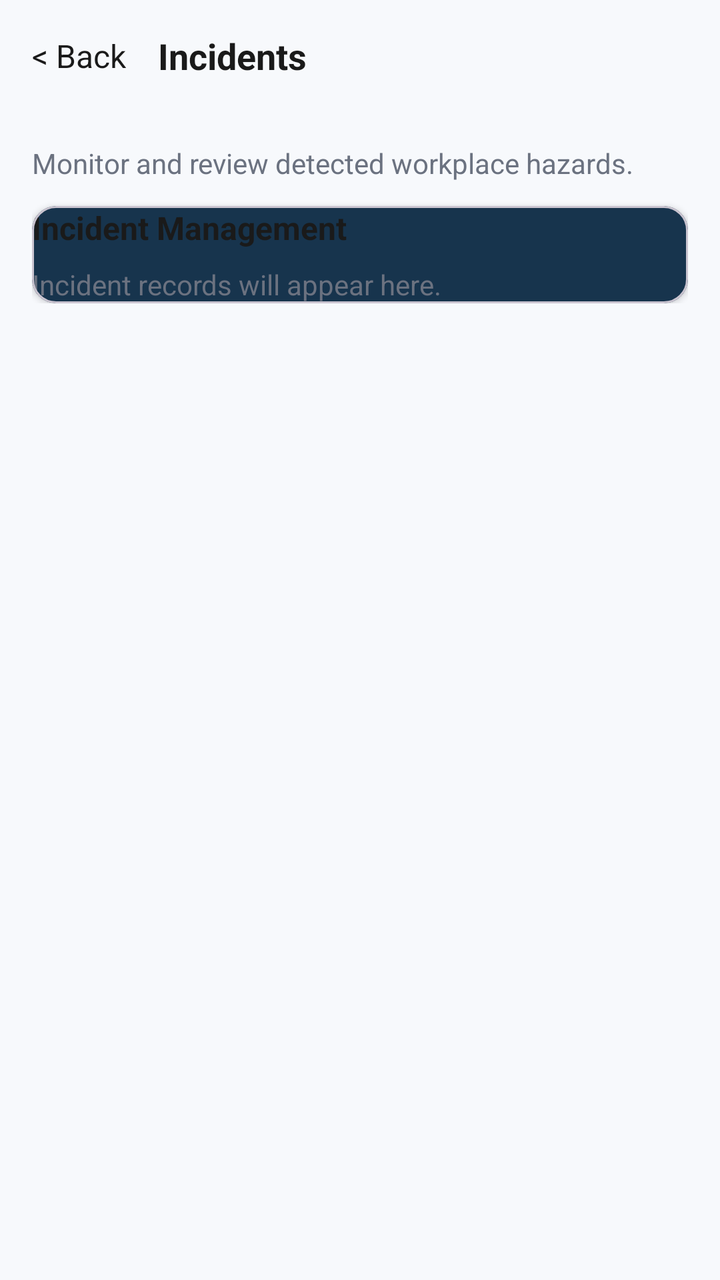
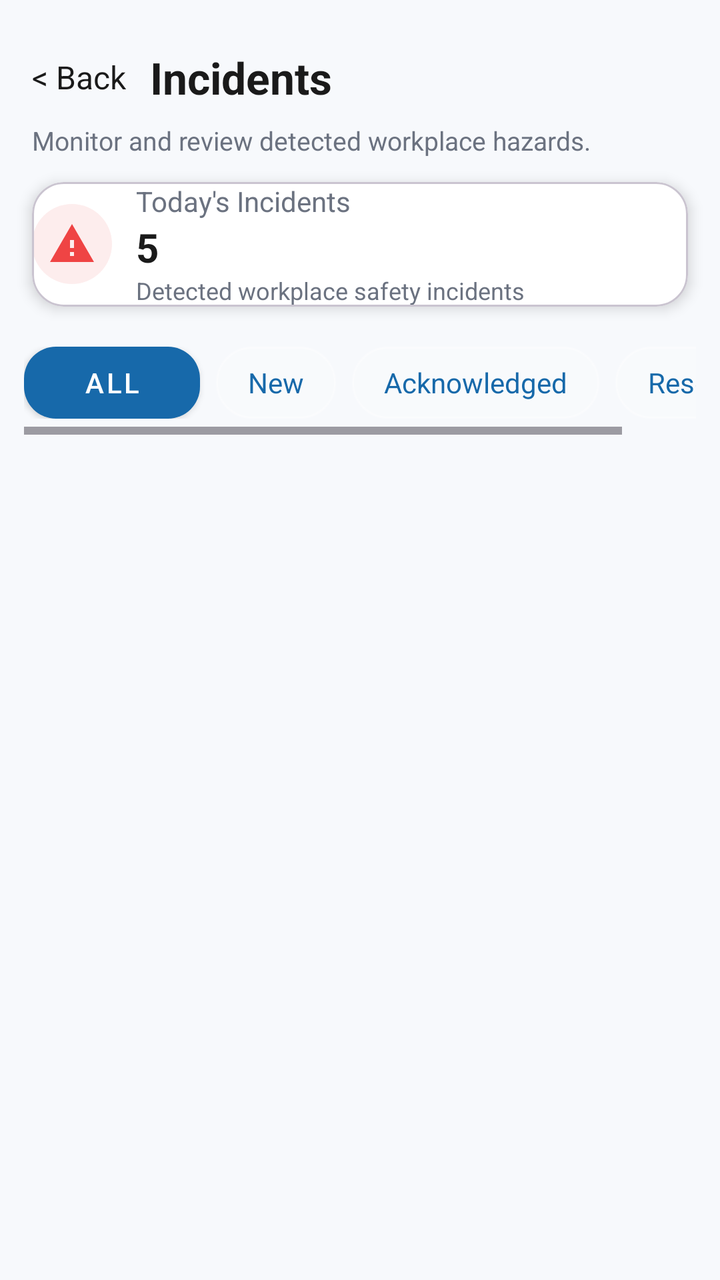

An Android layout rendered at two revisions. The XML below is the earlier revision; the diff shows what the commit changed to produce the second picture.
<!-- AndroidManifest.xml: application theme Theme.HAZORA -->
<!-- res/layout/activity_incidents.xml -->
<?xml version="1.0" encoding="utf-8"?>
<LinearLayout xmlns:android="http://schemas.android.com/apk/res/android"
    xmlns:app="http://schemas.android.com/apk/res-auto"
    android:layout_width="match_parent"
    android:layout_height="match_parent"
    android:orientation="vertical"
    android:background="@color/background_light">

    <LinearLayout
        android:layout_width="match_parent"
        android:layout_height="56dp"
        android:orientation="horizontal"
        android:paddingStart="16dp"
        android:paddingEnd="16dp"
        android:gravity="center_vertical">

        <TextView
            android:id="@+id/tv_back"
            android:layout_width="wrap_content"
            android:layout_height="wrap_content"
            android:text="&lt; Back"
            android:textColor="@color/primary_text_dark"
            android:textSize="16sp" />

        <TextView
            android:id="@+id/tv_title"
            android:layout_width="wrap_content"
            android:layout_height="wrap_content"
            android:layout_marginStart="16dp"
            android:text="Incidents"
            android:textColor="@color/primary_text_dark"
            android:textStyle="bold"
            android:textSize="18sp" />
    </LinearLayout>

    <ScrollView
        android:layout_width="match_parent"
        android:layout_height="match_parent">

        <LinearLayout
            android:layout_width="match_parent"
            android:layout_height="wrap_content"
            android:orientation="vertical"
            android:padding="16dp">

            <TextView
                android:layout_width="match_parent"
                android:layout_height="wrap_content"
                android:text="Monitor and review detected workplace hazards."
                android:textColor="@color/secondary_text_dark"
                android:layout_marginBottom="12dp" />

            <com.google.android.material.card.MaterialCardView
                android:layout_width="match_parent"
                android:layout_height="wrap_content"
                app:cardCornerRadius="12dp"
                app:cardElevation="2dp"
                android:padding="16dp"
                android:background="@color/white">

                <LinearLayout
                    android:layout_width="match_parent"
                    android:layout_height="wrap_content"
                    android:orientation="vertical">

                    <TextView
                        android:layout_width="match_parent"
                        android:layout_height="wrap_content"
                        android:text="Incident Management"
                        android:textColor="@color/primary_text_dark"
                        android:textStyle="bold"
                        android:textSize="16sp" />

                    <TextView
                        android:layout_width="match_parent"
                        android:layout_height="wrap_content"
                        android:text="Incident records will appear here."
                        android:textColor="@color/secondary_text_dark"
                        android:layout_marginTop="8dp" />

                </LinearLayout>
            </com.google.android.material.card.MaterialCardView>

        </LinearLayout>
    </ScrollView>

</LinearLayout>
<!-- resources referenced by this layout -->
<resources>
  <color name="background_light">#F7F9FC</color>
  <color name="primary_text_dark">#1A1A1A</color>
  <color name="secondary_text_dark">#6B7280</color>
  <color name="white">#FFFFFFFF</color>
  <style name="Theme.HAZORA" parent="Base.Theme.HAZORA" />
  <style name="Base.Theme.HAZORA" parent="Theme.Material3.DayNight.NoActionBar">
          <item name="colorPrimary">@color/primary_blue</item>
          <item name="colorOnPrimary">@color/white</item>
          <item name="colorPrimaryContainer">@color/primary_blue_light</item>
          <item name="colorOnPrimaryContainer">@color/background_navy</item>
          <item name="colorSecondary">@color/accent_orange</item>
          <item name="colorOnSecondary">@color/background_navy</item>
          <item name="colorSurface">@color/card_gray</item>
          <item name="colorOnSurface">@color/text_primary</item>
          <item name="android:windowBackground">@color/background_navy</item>
          <item name="android:navigationBarColor">@color/background_navy</item>
          <item name="android:statusBarColor">@color/background_navy</item>
          <item name="android:windowLightStatusBar">false</item>
      </style>
  <color name="primary_blue">#1769AA</color>
  <color name="primary_blue_light">#65A8DC</color>
  <color name="background_navy">#071A2C</color>
  <color name="accent_orange">#F7941D</color>
  <color name="card_gray">#173047</color>
  <color name="text_primary">#FFFFFFFF</color>
</resources>

<!-- the commit's change to res/layout/activity_incidents.xml (unified diff, before → after) -->
@@ -6,82 +6,221 @@
     android:orientation="vertical"
     android:background="@color/background_light">
 
+    
     <LinearLayout
         android:layout_width="match_parent"
-        android:layout_height="56dp"
-        android:orientation="horizontal"
+        android:layout_height="wrap_content"
+        android:orientation="vertical"
+        android:paddingTop="24dp"
         android:paddingStart="16dp"
         android:paddingEnd="16dp"
-        android:gravity="center_vertical">
+        android:paddingBottom="12dp">
+
+        <LinearLayout
+            android:layout_width="match_parent"
+            android:layout_height="wrap_content"
+            android:orientation="horizontal"
+            android:gravity="center_vertical">
+
+            <TextView
+                android:id="@+id/tv_back"
+                android:layout_width="wrap_content"
+                android:layout_height="wrap_content"
+                android:text="&lt; Back"
+                android:textColor="@color/primary_text_dark"
+                android:textSize="16sp" />
+
+            <TextView
+                android:id="@+id/tv_title"
+                android:layout_width="wrap_content"
+                android:layout_height="wrap_content"
+                android:layout_marginStart="12dp"
+                android:text="Incidents"
+                android:textColor="@color/primary_text_dark"
+                android:textStyle="bold"
+                android:textSize="22sp" />
+
+        </LinearLayout>
 
         <TextView
-            android:id="@+id/tv_back"
+            android:layout_width="match_parent"
+            android:layout_height="wrap_content"
+            android:text="Monitor and review detected workplace hazards."
+            android:textColor="@color/secondary_text_dark"
+            android:textSize="13sp"
+            android:layout_marginTop="8dp" />
+
+    </LinearLayout>
+
+    
+    <com.google.android.material.card.MaterialCardView
+        android:layout_width="match_parent"
+        android:layout_height="wrap_content"
+        android:layout_marginStart="16dp"
+        android:layout_marginEnd="16dp"
+        app:cardCornerRadius="16dp"
+        app:cardElevation="4dp"
+        app:cardBackgroundColor="@color/white"
+        android:padding="12dp"
+        android:layout_marginBottom="12dp">
+
+        <LinearLayout
+            android:layout_width="match_parent"
+            android:layout_height="wrap_content"
+            android:orientation="horizontal"
+            android:gravity="center_vertical">
+
+            <ImageView
+                android:layout_width="40dp"
+                android:layout_height="40dp"
+                android:src="@drawable/ic_alert"
+                android:background="@drawable/bg_icon_red"
+                android:tint="#EF4444"
+                android:padding="8dp" />
+
+            <LinearLayout
+                android:layout_width="0dp"
+                android:layout_height="wrap_content"
+                android:layout_weight="1"
+                android:orientation="vertical"
+                android:paddingStart="12dp">
+
+                <TextView
+                    android:layout_width="wrap_content"
+                    android:layout_height="wrap_content"
+                    android:text="Today's Incidents"
+                    android:textColor="@color/secondary_text_dark"
+                    android:textSize="14sp" />
+
+                <TextView
+                    android:id="@+id/tv_today_count"
+                    android:layout_width="wrap_content"
+                    android:layout_height="wrap_content"
+                    android:text="5"
+                    android:textColor="@color/primary_text_dark"
+                    android:textStyle="bold"
+                    android:textSize="20sp" />
+
+                <TextView
+                    android:layout_width="wrap_content"
+                    android:layout_height="wrap_content"
+                    android:text="Detected workplace safety incidents"
+                    android:textColor="@color/secondary_text_dark"
+                    android:textSize="12sp" />
+
+            </LinearLayout>
+
+        </LinearLayout>
+
+    </com.google.android.material.card.MaterialCardView>
+
+    
+    <HorizontalScrollView
+        android:layout_width="match_parent"
+        android:layout_height="wrap_content"
+        android:paddingStart="12dp"
+        android:paddingEnd="12dp"
+        android:overScrollMode="never">
+
+        <LinearLayout
+            android:id="@+id/filters_container"
             android:layout_width="wrap_content"
             android:layout_height="wrap_content"
-            android:text="&lt; Back"
-            android:textColor="@color/primary_text_dark"
-            android:textSize="16sp" />
-
-        <TextView
-            android:id="@+id/tv_title"
-            android:layout_width="wrap_content"
-            android:layout_height="wrap_content"
-            android:layout_marginStart="16dp"
-            android:text="Incidents"
-            android:textColor="@color/primary_text_dark"
-            android:textStyle="bold"
-            android:textSize="18sp" />
-    </LinearLayout>
-
-    <ScrollView
-        android:layout_width="match_parent"
-        android:layout_height="match_parent">
-
-        <LinearLayout
-            android:layout_width="match_parent"
-            android:layout_height="wrap_content"
+            android:orientation="horizontal"
+            android:paddingTop="8dp"
+            android:paddingBottom="8dp">
+
+            <TextView
+                android:id="@+id/filter_all"
+                style="@style/Widget.MaterialComponents.Button"
+                android:layout_width="wrap_content"
+                android:layout_height="36dp"
+                android:gravity="center"
+                android:paddingLeft="16dp"
+                android:paddingRight="16dp"
+                android:text="All"
+                android:layout_marginEnd="8dp"
+                android:background="@drawable/bg_primary_button"
+                android:textColor="@color/white" />
+
+            <TextView
+                android:id="@+id/filter_new"
+                android:layout_width="wrap_content"
+                android:layout_height="36dp"
+                android:gravity="center"
+                android:paddingLeft="16dp"
+                android:paddingRight="16dp"
+                android:text="New"
+                android:layout_marginEnd="8dp"
+                android:background="@drawable/bg_welcome_logo_glass"
+                android:textColor="@color/primary_blue" />
+
+            <TextView
+                android:id="@+id/filter_ack"
+                android:layout_width="wrap_content"
+                android:layout_height="36dp"
+                android:gravity="center"
+                android:paddingLeft="16dp"
+                android:paddingRight="16dp"
+                android:text="Acknowledged"
+                android:layout_marginEnd="8dp"
+                android:background="@drawable/bg_welcome_logo_glass"
+                android:textColor="@color/primary_blue" />
+
+            <TextView
+                android:id="@+id/filter_resolved"
+                android:layout_width="wrap_content"
+                android:layout_height="36dp"
+                android:gravity="center"
+                android:paddingLeft="16dp"
+                android:paddingRight="16dp"
+                android:text="Resolved"
+                android:layout_marginEnd="8dp"
+                android:background="@drawable/bg_welcome_logo_glass"
+                android:textColor="@color/primary_blue" />
+
+        </LinearLayout>
+
+    </HorizontalScrollView>
+
+    
+    <FrameLayout
+        android:layout_width="match_parent"
+        android:layout_height="match_parent"
+        android:paddingStart="16dp"
+        android:paddingEnd="16dp"
+        android:paddingTop="8dp">
+
+        <androidx.recyclerview.widget.RecyclerView
+            android:id="@+id/rv_incidents"
+            android:layout_width="match_parent"
+            android:layout_height="match_parent" />
+
+        <LinearLayout
+            android:id="@+id/empty_state"
+            android:layout_width="match_parent"
+            android:layout_height="match_parent"
             android:orientation="vertical"
-            android:padding="16dp">
-
-            <TextView
-                android:layout_width="match_parent"
-                android:layout_height="wrap_content"
-                android:text="Monitor and review detected workplace hazards."
+            android:gravity="center"
+            android:visibility="gone">
+
+            <TextView
+                android:layout_width="wrap_content"
+                android:layout_height="wrap_content"
+                android:text="No incidents found"
+                android:textColor="@color/primary_text_dark"
+                android:textStyle="bold"
+                android:textSize="16sp" />
+
+            <TextView
+                android:layout_width="wrap_content"
+                android:layout_height="wrap_content"
+                android:text="There are no incidents in this category."
                 android:textColor="@color/secondary_text_dark"
-                android:layout_marginBottom="12dp" />
-
-            <com.google.android.material.card.MaterialCardView
-                android:layout_width="match_parent"
-                android:layout_height="wrap_content"
-                app:cardCornerRadius="12dp"
-                app:cardElevation="2dp"
-                android:padding="16dp"
-                android:background="@color/white">
-
-                <LinearLayout
-                    android:layout_width="match_parent"
-                    android:layout_height="wrap_content"
-                    android:orientation="vertical">
-
-                    <TextView
-                        android:layout_width="match_parent"
-                        android:layout_height="wrap_content"
-                        android:text="Incident Management"
-                        android:textColor="@color/primary_text_dark"
-                        android:textStyle="bold"
-                        android:textSize="16sp" />
-
-                    <TextView
-                        android:layout_width="match_parent"
-                        android:layout_height="wrap_content"
-                        android:text="Incident records will appear here."
-                        android:textColor="@color/secondary_text_dark"
-                        android:layout_marginTop="8dp" />
-
-                </LinearLayout>
-            </com.google.android.material.card.MaterialCardView>
-
-        </LinearLayout>
-    </ScrollView>
+                android:layout_marginTop="8dp" />
+
+        </LinearLayout>
+
+    </FrameLayout>
 
 </LinearLayout>
<!-- resource entries referenced after the edit -->
@@ -1,10 +1,45 @@
 <!-- resources referenced by this layout -->
 <resources>
   <color name="background_light">#F7F9FC</color>
+  <color name="primary_blue">#1769AA</color>
   <color name="primary_text_dark">#1A1A1A</color>
   <color name="secondary_text_dark">#6B7280</color>
   <color name="white">#FFFFFFFF</color>
+  <!-- drawable bg_icon_red (drawable) -->
+  <?xml version="1.0" encoding="utf-8"?>
+  <shape xmlns:android="http://schemas.android.com/apk/res/android" android:shape="oval">
+      <size android:width="44dp" android:height="44dp" />
+      <solid android:color="#FFFDEDED" />
+      <stroke android:width="0dp" android:color="#00FFFFFF" />
+  </shape>
+  <!-- drawable bg_primary_button (drawable) -->
+  <?xml version="1.0" encoding="utf-8"?>
+  <shape xmlns:android="http://schemas.android.com/apk/res/android" android:shape="rectangle">
+      <solid android:color="@color/accent_orange" />
+      <corners android:radius="@dimen/corner_radius_16" />
+  </shape>
+  <!-- drawable bg_welcome_logo_glass (drawable) -->
+  <?xml version="1.0" encoding="utf-8"?>
+  <shape xmlns:android="http://schemas.android.com/apk/res/android" android:shape="rectangle">
+      <solid android:color="@color/welcome_logo_glass_background" />
+      <stroke android:width="1dp" android:color="@color/welcome_logo_glass_stroke" />
+      <corners android:radius="@dimen/corner_radius_22" />
+  </shape>
+  <!-- drawable ic_alert (drawable) -->
+  <?xml version="1.0" encoding="utf-8"?>
+  <vector xmlns:android="http://schemas.android.com/apk/res/android"
+      android:width="24dp"
+      android:height="24dp"
+      android:viewportWidth="24"
+      android:viewportHeight="24">
+      <path android:fillColor="#FF000000" android:pathData="M1,21h22L12,2 1,21zM13,18h-2v-2h2v2zM13,14h-2v-4h2v4z"/>
+  </vector>
   <style name="Theme.HAZORA" parent="Base.Theme.HAZORA" />
+  <color name="accent_orange">#F7941D</color>
+  <dimen name="corner_radius_16">16dp</dimen>
+  <color name="welcome_logo_glass_background">#14FFFFFF</color>
+  <color name="welcome_logo_glass_stroke">#59FFFFFF</color>
+  <dimen name="corner_radius_22">22dp</dimen>
   <style name="Base.Theme.HAZORA" parent="Theme.Material3.DayNight.NoActionBar">
           <item name="colorPrimary">@color/primary_blue</item>
           <item name="colorOnPrimary">@color/white</item>
@@ -19,10 +54,8 @@
           <item name="android:statusBarColor">@color/background_navy</item>
           <item name="android:windowLightStatusBar">false</item>
       </style>
-  <color name="primary_blue">#1769AA</color>
   <color name="primary_blue_light">#65A8DC</color>
   <color name="background_navy">#071A2C</color>
-  <color name="accent_orange">#F7941D</color>
   <color name="card_gray">#173047</color>
   <color name="text_primary">#FFFFFFFF</color>
 </resources>
